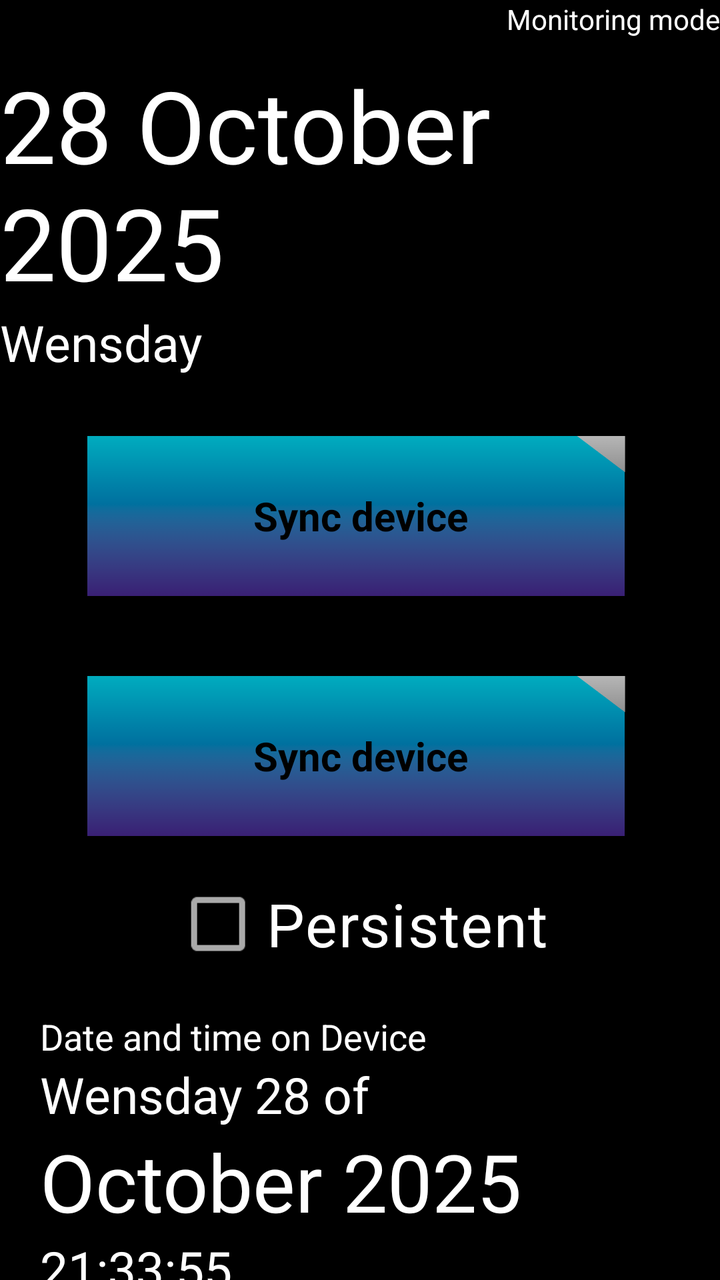
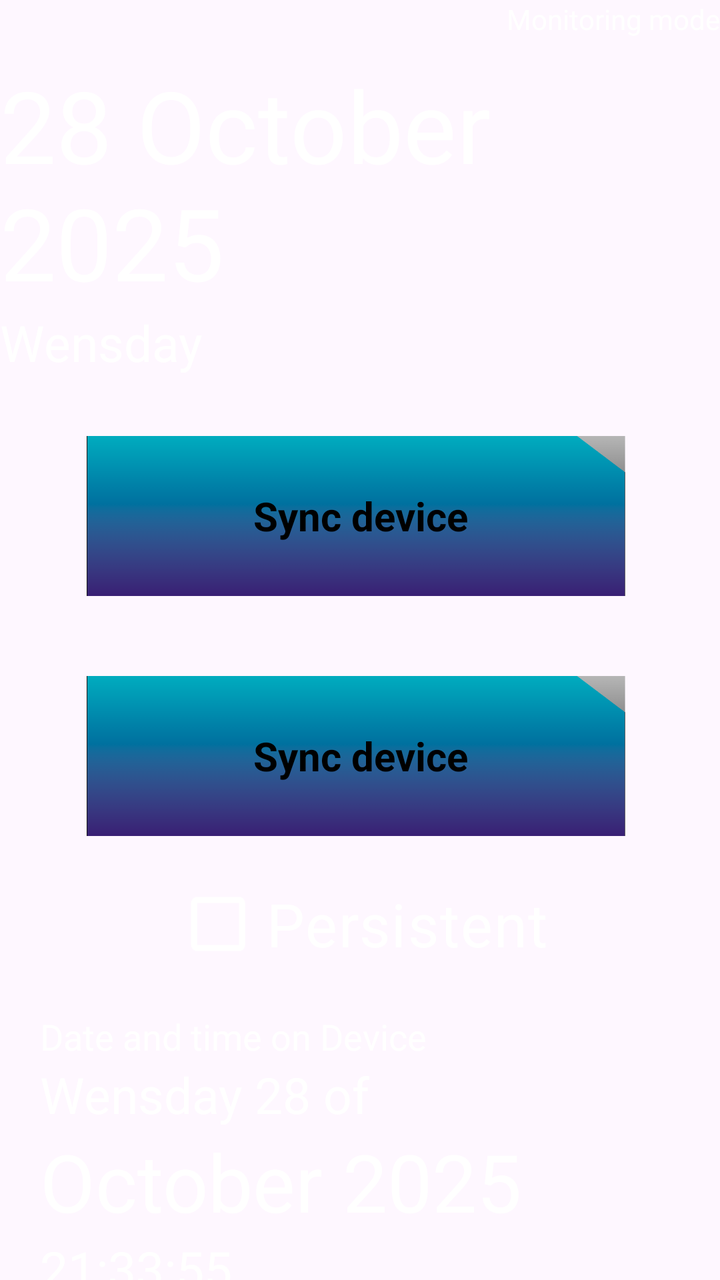

Screens rendered from an Android XML layout before and after an edit, with the pre-edit source and the edit as a unified diff.
<!-- AndroidManifest.xml: application theme Theme.DigitalTimer -->
<!-- res/layout/fragment_monitoring.xml -->
<?xml version="1.0" encoding="utf-8"?>
<FrameLayout xmlns:android="http://schemas.android.com/apk/res/android"
    xmlns:tools="http://schemas.android.com/tools"
    android:layout_width="match_parent"
    android:layout_height="wrap_content"
    tools:context=".fragment_Monitoring"
    android:background="@color/black"
    >


    <LinearLayout
        android:layout_width="match_parent"
        android:layout_height="match_parent"
        android:orientation="vertical">


    <LinearLayout
        android:layout_width="match_parent"
        android:layout_height="wrap_content"
        android:orientation="horizontal"
        android:gravity="right"

        >
    <TextView
        android:layout_width="wrap_content"
        android:layout_height="wrap_content"
        android:text="Monitoring mode"
        android:textColor="@color/white"
        ></TextView>

    </LinearLayout>
        

        <Space
            android:layout_width="wrap_content"
            android:layout_height="10dp"

            ></Space>

        <LinearLayout
            android:layout_width="match_parent"
            android:layout_height="wrap_content"
            android:orientation="vertical"

            >

            <TextView
                android:id="@+id/ID_PhoneDate"
                android:layout_width="wrap_content"
                android:layout_height="wrap_content"
                android:textSize="50dp"
                android:textColor="@color/white"
                android:text="28 October 2025"></TextView>

            <TextView
                android:id="@+id/ID_PhoneDay"
                android:layout_width="wrap_content"
                android:layout_height="wrap_content"
                android:textSize="25dp"
                android:textColor="@color/white"
                android:text="Wensday"></TextView>

            <Space
                android:layout_width="wrap_content"
                android:layout_height="30dp"
                ></Space>

            <FrameLayout
                android:id="@+id/ID_ButtonFrameSync"
                android:layout_width="300dp"
                android:layout_height="80dp"
                android:clickable="true"
                android:focusable="true"
                android:layout_gravity="center_horizontal">

                <ImageView
                    android:id="@+id/ID_ButtonImageSync"
                    android:layout_width="match_parent"
                    android:layout_height="match_parent"
                    android:src="@drawable/disable"
                    android:scaleType="centerCrop"></ImageView>

                <TextView
                    android:id="@+id/ID_ButtonTextSync"
                    android:layout_width="match_parent"
                    android:layout_height="match_parent"
                    android:gravity="center"
                    android:text="Sync device"
                    android:textSize="20dp"
                    android:textColor="@color/black"
                    android:textStyle="bold"></TextView>

            </FrameLayout>
            <Space
                android:layout_width="wrap_content"
                android:layout_height="40dp"></Space>

            <FrameLayout
                android:id="@+id/ID_ButtonFrameTime"
                android:layout_width="300dp"
                android:layout_height="80dp"
                android:clickable="true"
                android:focusable="true"
                android:layout_gravity="center_horizontal">

                <ImageView
                    android:id="@+id/ID_ButtonImageTime"
                    android:layout_width="match_parent"
                    android:layout_height="match_parent"
                    android:src="@drawable/disable"
                    android:scaleType="centerCrop"></ImageView>

                <TextView
                    android:id="@+id/ID_ButtonTextTime"
                    android:layout_width="match_parent"
                    android:layout_height="match_parent"
                    android:gravity="center"
                    android:text="Sync device"
                    android:textSize="20dp"
                    android:textColor="@color/black"
                    android:textStyle="bold"></TextView>

            </FrameLayout>
            <Space
                android:layout_width="wrap_content"
                android:layout_height="20dp"></Space>

            <CheckBox
                android:id="@+id/ID_Persistent"
                android:layout_width="wrap_content"
                android:layout_height="wrap_content"
                android:layout_gravity="center_horizontal"
                android:text="Persistent"
                android:textColor="@color/white"
                android:textSize="20dp"
                android:scaleX="1.5"
                android:scaleY="1.5"
                android:buttonTint="@color/chekcbox_selector"
                ></CheckBox>

            <Space
                android:layout_width="wrap_content"
                android:layout_height="20dp"></Space>

            <LinearLayout
                android:layout_width="wrap_content"
                android:layout_height="wrap_content"
                android:orientation="vertical"
                android:layout_marginStart="20dp"
                >

                <TextView
                    android:id="@+id/ID_FixMessage"
                    android:layout_width="wrap_content"
                    android:layout_height="wrap_content"
                    android:textSize="18dp"
                    android:textColor="@color/white"
                    android:text="Date and time on Device"></TextView>

                <TextView
                    android:id="@+id/ID_DeviceDay"
                    android:layout_width="wrap_content"
                    android:layout_height="wrap_content"
                    android:textSize="25dp"
                    android:textColor="@color/white"
                    android:text="Wensday 28 of"></TextView>

                <TextView
                    android:id="@+id/ID_DeviceDate"
                    android:layout_width="wrap_content"
                    android:layout_height="wrap_content"
                    android:textSize="40dp"
                    android:textColor="@color/white"
                    android:text="October 2025"></TextView>

                <TextView
                    android:id="@+id/ID_DeviceTime"
                    android:layout_width="wrap_content"
                    android:layout_height="wrap_content"
                    android:textSize="25dp"
                    android:textColor="@color/white"
                    android:text="21:33:55"></TextView>

            </LinearLayout>







        </LinearLayout> 


        

    </LinearLayout>





</FrameLayout>
<!-- resources referenced by this layout -->
<resources>
  <color name="black">#FF000000</color>
  <color name="white">#FFFFFFFF</color>
  <!-- drawable disable: png bitmap (drawable, 16982 bytes) -->
  <style name="Theme.DigitalTimer" parent="Base.Theme.DigitalTimer" />
  <style name="Base.Theme.DigitalTimer" parent="Theme.Material3.DayNight.NoActionBar">
          
          
      </style>
</resources>

<!-- the commit's change to res/layout/fragment_monitoring.xml (unified diff, before → after) -->
@@ -4,7 +4,7 @@
     android:layout_width="match_parent"
     android:layout_height="wrap_content"
     tools:context=".fragment_Monitoring"
-    android:background="@color/black"
+
     >
 
 
@@ -135,7 +135,7 @@
                 android:textSize="20dp"
                 android:scaleX="1.5"
                 android:scaleY="1.5"
-                android:buttonTint="@color/chekcbox_selector"
+                android:buttonTint="@color/checkbox_state"
                 ></CheckBox>
 
             <Space
